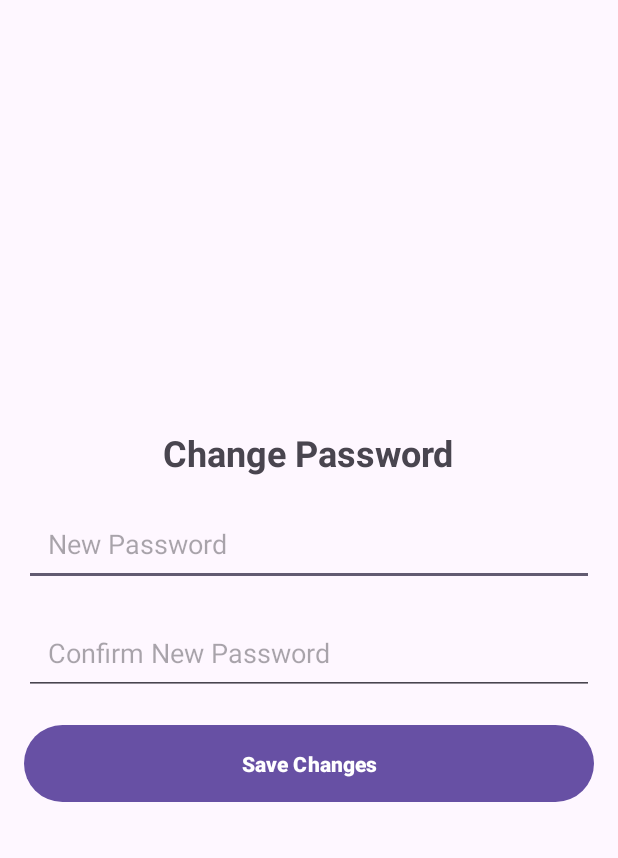
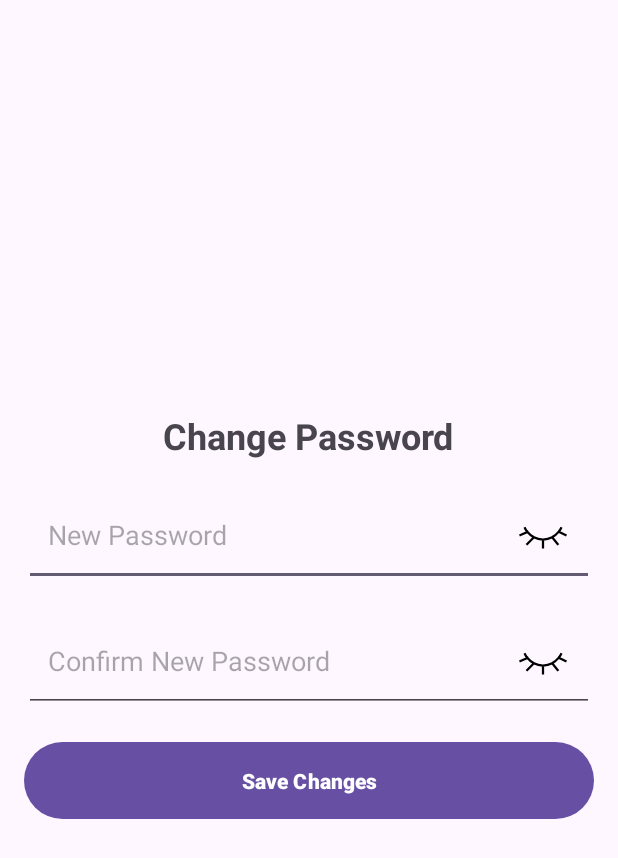
Before and after one commit to rayhanfay/pplm-project, an Android app: the ChangePasswordActivity screen opened directly, with no data from a screen before it, on a phone screen of 412 x 824 dp. Shown: the top 858 px of the screen. Run offline under Robolectric (Android 15) with nearby library versions, the phone set to English and light mode, and no system bars; our stand-ins replace Firebase (no records; nobody signed in at launch, a user with empty details on screens opened directly).

Commit message:
02.32 18.05.2025

```diff
--- /dev/null
+++ b/ProjectInventarisUAS/app/src/main/res/drawable/ic_eye.xml
@@ -0,0 +1,20 @@
+<vector xmlns:android="http://schemas.android.com/apk/res/android"
+    android:width="36dp"
+    android:height="36dp"
+    android:viewportWidth="24"
+    android:viewportHeight="24">
+  <path
+      android:pathData="M22,12C22,12 19,18 12,18C5,18 2,12 2,12C2,12 5,6 12,6C19,6 22,12 22,12Z"
+      android:strokeLineJoin="miter"
+      android:strokeWidth="1"
+      android:fillColor="#00000000"
+      android:strokeColor="#000000"
+      android:strokeLineCap="square"/>
+  <path
+      android:pathData="M12,12m-3,0a3,3 0,1 1,6 0a3,3 0,1 1,-6 0"
+      android:strokeLineJoin="miter"
+      android:strokeWidth="1"
+      android:fillColor="#00000000"
+      android:strokeColor="#000000"
+      android:strokeLineCap="square"/>
+</vector>
--- /dev/null
+++ b/ProjectInventarisUAS/app/src/main/res/drawable/ic_eye_closed.xml
@@ -0,0 +1,13 @@
+<vector xmlns:android="http://schemas.android.com/apk/res/android"
+    android:width="36dp"
+    android:height="36dp"
+    android:viewportWidth="24"
+    android:viewportHeight="24">
+  <path
+      android:pathData="M20,9C20,9 19.68,9.667 19,10.514M12,14C10.392,14 9.048,13.588 7.949,13M12,14C13.608,14 14.952,13.588 16.051,13M12,14V17.5M4,9C4,9 4.354,9.737 5.106,10.645M7.949,13L5,16M7.949,13C6.689,12.327 5.751,11.423 5.106,10.645M16.051,13L18.5,16M16.051,13C17.382,12.289 18.354,11.32 19,10.514M5.106,10.645L2,12M19,10.514L22,12"
+      android:strokeLineJoin="miter"
+      android:strokeWidth="1"
+      android:fillColor="#00000000"
+      android:strokeColor="#000000"
+      android:strokeLineCap="square"/>
+</vector>
--- a/ProjectInventarisUAS/app/src/main/res/layout/activity_change_password.xml
+++ b/ProjectInventarisUAS/app/src/main/res/layout/activity_change_password.xml
@@ -28,6 +28,8 @@
             android:layout_width="match_parent"
             android:layout_height="match_parent"
             android:layout_marginTop="16dp"
+            android:drawableEnd="@drawable/ic_eye_closed"
+            android:drawablePadding="10dp"
             android:hint="New Password"
             android:inputType="textPassword"
             android:padding="16dp"/>
@@ -37,6 +39,8 @@
             android:layout_width="match_parent"
             android:layout_height="match_parent"
             android:layout_marginTop="16dp"
+            android:drawableEnd="@drawable/ic_eye_closed"
+            android:drawablePadding="10dp"
             android:hint="Confirm New Password"
             android:inputType="textPassword"
             android:padding="16dp"/>
```
Also changed, not shown: ProjectInventarisUAS/app/src/main/java/com/pplm/projectinventarisuas/ui/auth/ChangePasswordActivity.kt (+59 -0 lines), ProjectInventarisUAS/app/src/main/java/com/pplm/projectinventarisuas/ui/auth/LoginActivity.kt (+43 -10 lines), ProjectInventarisUAS/app/src/main/res/layout/activity_login.xml (+8 -8 lines).
